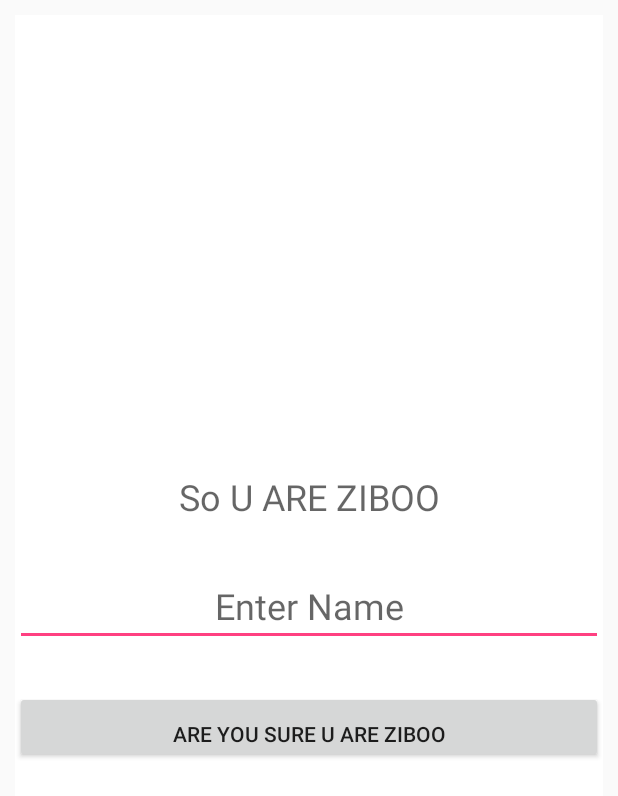
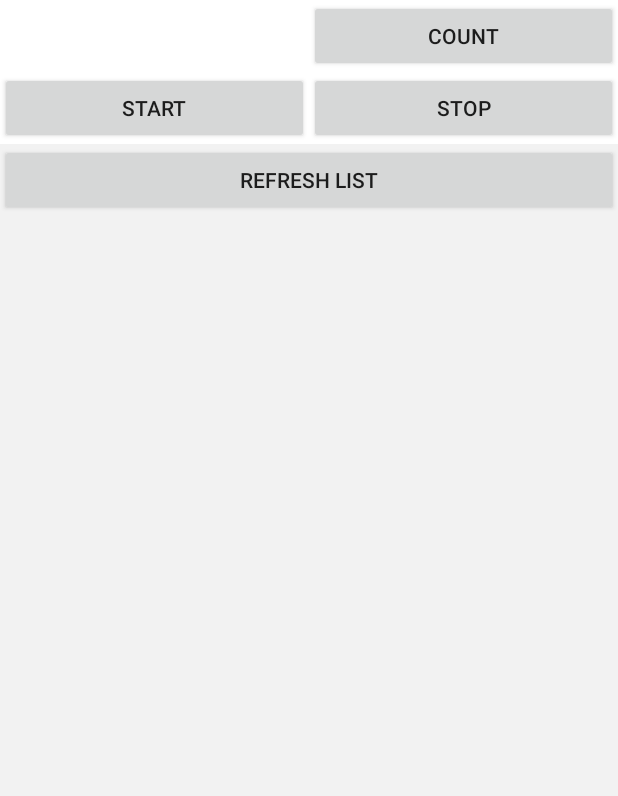
Before and after one commit to KushKD/TrackZiboo, an Android app: the screen it shows after launch (UserInformation), on a phone screen of 412 x 824 dp. Shown: the top 796 px of the screen. Run offline under Robolectric (Android 15) with nearby library versions, the phone set to English and light mode, and no system bars.

Commit message:
Complete without Server Connection and User Interface

```diff
--- a/app/src/main/AndroidManifest.xml
+++ b/app/src/main/AndroidManifest.xml
@@ -27,8 +27,6 @@
 
         <service android:name=".ServiceLocation" />
 
-        <activity
-            android:name=".MainActivity"></activity>
     </application>
 
 </manifest>
--- a/app/src/main/java/magnetickush/trackziboo/UserInformation.java
+++ b/app/src/main/java/magnetickush/trackziboo/UserInformation.java
@@ -3,6 +3,7 @@ package magnetickush.trackziboo;
 import android.app.Activity;
 import android.content.Context;
 import android.content.Intent;
+import android.os.AsyncTask;
 import android.os.Bundle;
 import android.support.design.widget.FloatingActionButton;
 import android.support.design.widget.Snackbar;
@@ -13,18 +14,25 @@ import android.view.View;
 import android.view.inputmethod.EditorInfo;
 import android.widget.Button;
 import android.widget.EditText;
+import android.widget.ListView;
 import android.widget.TextView;
 import android.widget.Toast;
 
 import java.text.SimpleDateFormat;
+import java.util.ArrayList;
 import java.util.Date;
+import java.util.HashMap;
 
 public class UserInformation extends Activity {
 
     EditText name;
-    Button button;
+    TextView showcount;
+    Button button,getcount,b1,b2;
+    Button refresh;
+    ListView LV;
 
     String Name, IMEI , DaywithDate;
+
 
     @Override
     protected void onCreate(Bundle savedInstanceState) {
@@ -33,6 +41,48 @@ public class UserInformation extends Activity {
 
         name= (EditText)findViewById(R.id.name);
         button = (Button)findViewById(R.id.button);
+        getcount = (Button)findViewById(R.id.getcount);
+        showcount = (TextView)findViewById(R.id.showcount);
+        refresh = (Button)findViewById(R.id.refresh);
+        LV = (ListView)findViewById(R.id.showList);
+
+        b1 = (Button)findViewById(R.id.b1);
+        b2 = (Button) findViewById(R.id.b2);
+
+        refresh.setOnClickListener(new View.OnClickListener() {
+            @Override
+            public void onClick(View v) {
+                //GetList
+                showListNew SLN = new showListNew();
+                SLN.execute();
+            }
+        });
+        b1.setOnClickListener(new View.OnClickListener() {
+            @Override
+            public void onClick(View v) {
+                //Start The Service
+                startService(new Intent(getBaseContext(), ServiceLocation.class));
+            }
+        });
+
+
+        b2.setOnClickListener(new View.OnClickListener() {
+            @Override
+            public void onClick(View v) {
+                //Stop The Service
+                stopService(new Intent(getBaseContext(), ServiceLocation.class));
+            }
+        });
+
+
+        getcount.setOnClickListener(new View.OnClickListener() {
+            @Override
+            public void onClick(View v) {
+
+                getCount GC = new getCount();
+                GC.execute();
+            }
+        });
 
 
         button.setOnClickListener(new View.OnClickListener() {
@@ -63,8 +113,7 @@ public class UserInformation extends Activity {
 
                 getData();
 
-                Intent i = new Intent(UserInformation.this,MainActivity.class);
-                startActivity(i);
+
             }
         });
 
@@ -100,4 +149,68 @@ try {
 }
     }
 
+   public  class getCount extends AsyncTask<String ,String,Integer >{
+
+        @Override
+        protected Integer doInBackground(String... params) {
+            DatabaseHandler DH = new DatabaseHandler(UserInformation.this);
+            int count = DH.getContactsCount();
+
+            return count;
+        }
+
+        @Override
+        protected void onPostExecute(Integer  s) {
+            showcount.setText(Integer.toString(s));
+            super.onPostExecute(s);
+        }
+    }
+
+    public class showListNew extends AsyncTask<String,String,String>{
+
+        ArrayList<HashMap<String,String>> listDB_AttendanceDetails = null;
+        BinderData bindingData ;
+
+        @Override
+        protected void onPreExecute() {
+            super.onPreExecute();
+        }
+
+        @Override
+        protected String doInBackground(String... params) {
+
+            DatabaseHandler DH = new DatabaseHandler(UserInformation.this);
+            listDB_AttendanceDetails = new ArrayList<HashMap<String,String>>();
+            listDB_AttendanceDetails = DH.GetAllData_AttendanceStatus();
+            String Message = null;
+
+
+            if(listDB_AttendanceDetails.size()!=0){
+
+
+
+
+               bindingData = new BinderData(UserInformation.this,listDB_AttendanceDetails);
+                Message = "List is not empty" + Integer.toString( listDB_AttendanceDetails.size());
+
+
+
+
+            }else{
+                Message = "List is  empty";
+            }
+
+
+            return Message;
+        }
+
+
+        @Override
+        protected void onPostExecute(String s) {
+            super.onPostExecute(s);
+            LV.setAdapter(bindingData);
+            // Toast.makeText(UserInformation.this,s,Toast.LENGTH_LONG).show();
+        }
+    }
+
 }
--- a/app/src/main/res/layout/activity_user_information.xml
+++ b/app/src/main/res/layout/activity_user_information.xml
@@ -5,16 +5,78 @@
     android:layout_width="match_parent"
     android:layout_height="match_parent"
     android:gravity="center_horizontal|center_vertical|center"
-    android:background="#545454"
-    android:layout_margin="10dp"
+    android:background="#F2F2F2"
     android:orientation="vertical">
+
+
+    <LinearLayout
+        android:layout_width="match_parent"
+        android:orientation="horizontal"
+        android:gravity="center_horizontal|center_vertical|center"
+        android:background="#FFFFFF"
+        android:layout_height="wrap_content">
+
+        <TextView
+            android:id="@+id/showcount"
+            android:layout_width="match_parent"
+            android:layout_height="wrap_content"
+            android:textSize="20sp"
+            android:layout_weight="1"/>
+
+        <Button
+            android:id="@+id/getcount"
+            android:text="Count"
+            android:layout_width="match_parent"
+            android:layout_height="wrap_content"
+            android:layout_weight="1"/>
+
+        </LinearLayout>
+    <LinearLayout
+        android:layout_width="match_parent"
+        android:orientation="horizontal"
+        android:gravity="center_horizontal|center_vertical|center"
+        android:background="#FFFFFF"
+        android:layout_height="wrap_content">
+
+        <Button
+            android:id="@+id/b1"
+            android:layout_width="match_parent"
+            android:layout_height="wrap_content"
+            android:text="Start"
+            android:layout_weight="1"/>
+
+        <Button
+            android:id="@+id/b2"
+            android:text="Stop"
+            android:layout_width="match_parent"
+            android:layout_height="wrap_content"
+            android:layout_weight="1"/>
+
+    </LinearLayout>
+
+
+    <Button
+        android:layout_width="match_parent"
+        android:layout_height="wrap_content"
+        android:id="@+id/refresh"
+        android:text="Refresh List"/>
+
+    <ListView
+        android:id="@+id/showList"
+        android:layout_width="match_parent"
+        android:layout_marginBottom="10dp"
+        android:layout_height="match_parent">
+
+    </ListView>
+
 
     <LinearLayout
         android:layout_width="match_parent"
         android:orientation="vertical"
+        android:visibility="gone"
         android:gravity="center_horizontal|center_vertical|center"
         android:background="#FFFFFF"
-        android:layout_height="match_parent">
+        android:layout_height="wrap_content">
 
 
 
@@ -49,4 +111,6 @@
 
 
 
+
+
 </LinearLayout>
```
Also changed, not shown: app/src/main/java/magnetickush/trackziboo/BinderData.java (added, +107 -0 lines), app/src/main/java/magnetickush/trackziboo/DatabaseHandler.java (+13 -11 lines), app/src/main/java/magnetickush/trackziboo/DateTime.java (added, +24 -0 lines), app/src/main/java/magnetickush/trackziboo/MainActivity.java (deleted, +0 -40 lines), app/src/main/java/magnetickush/trackziboo/ServiceLocation.java (+38 -11 lines), app/src/main/res/layout/list_row.xml (added, +69 -0 lines).
